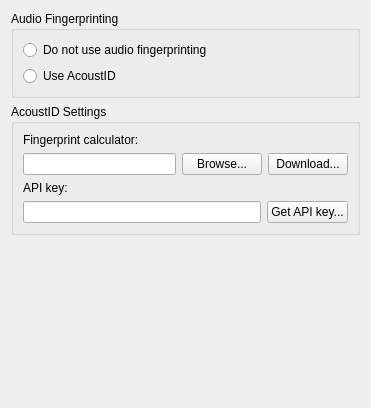
First picture: the form in ui/options_fingerprinting.ui, repository metabrainz/picard, before the edit.
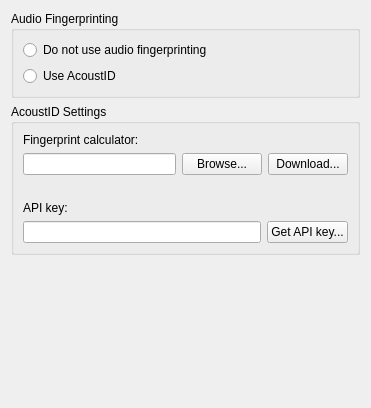
Second picture: the form after the edit.

Commit message: Validate the fpcalc executable in options.

```diff
--- a/ui/options_fingerprinting.ui
+++ b/ui/options_fingerprinting.ui
@@ -71,6 +71,13 @@
         </item>
        </layout>
       </item>
+      <item>
+       <widget class="QLabel" name="acoustid_fpcalc_info">
+        <property name="text">
+         <string/>
+        </property>
+       </widget>
+      </item>
       <item>
        <widget class="QLabel" name="label_2">
         <property name="text">
```
The commit also changes 2 other files.
